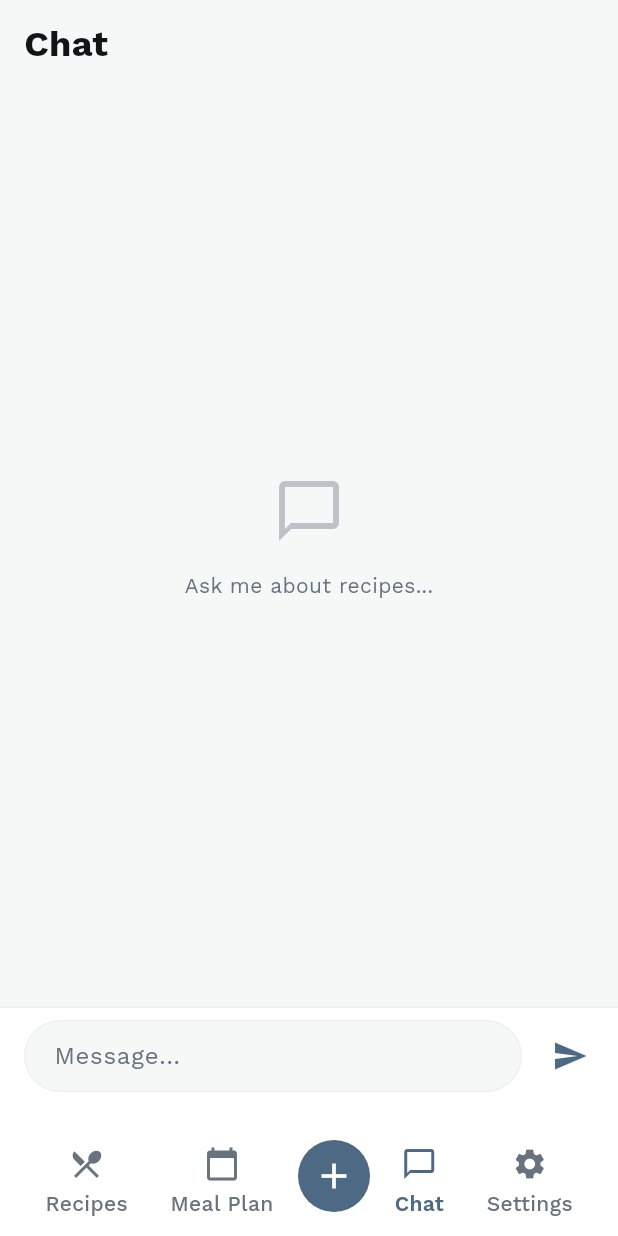
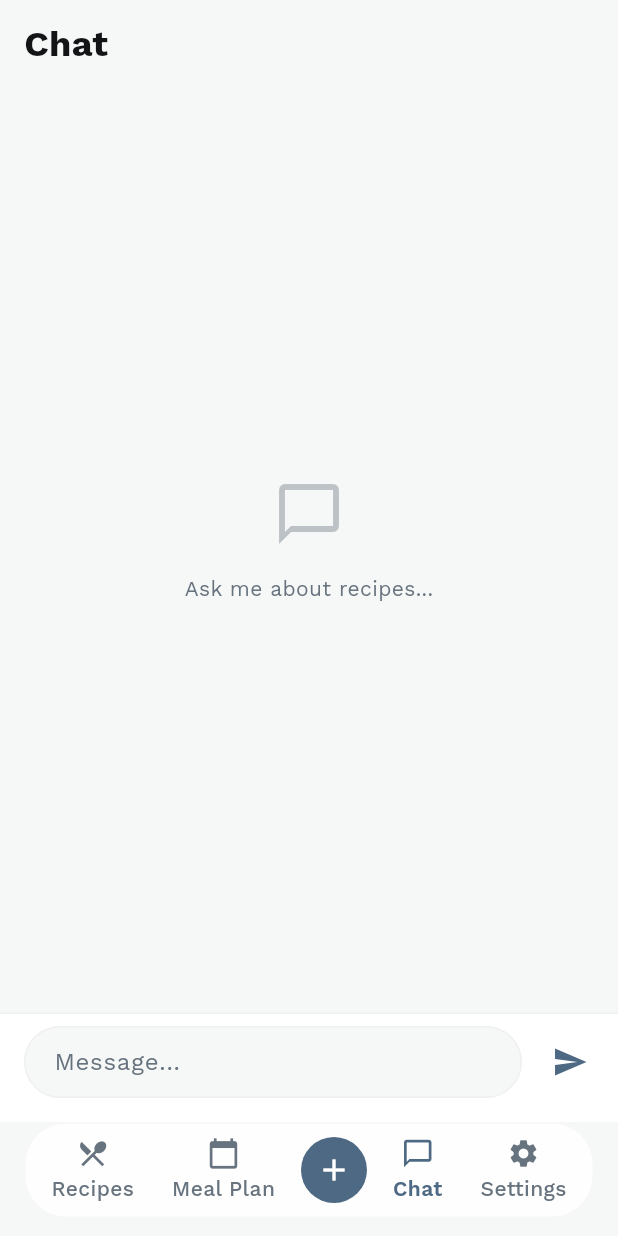
Before and after one commit to kieranajp/the-bluer-book, a Flutter app: the screen it shows after launch, after a tap on "Recipes", after a tap on "Meal Plan", after a tap on "Chat", on a phone screen of 412 x 824 dp. Run offline on Flutter 3.47's test engine with Material 3 defaults, Android fonts, the phone set to English and light mode, and no system bars; our stand-ins replace dio, flutter_riverpod, freezed_annotation, google_fonts, shared_preferences; network calls fail.

Commit message:
Style navbar as floating pill with backdrop blur
Telegram-style floating rounded navbar with:
- Rounded pill shape (borderRadius 28) with horizontal margin
- BackdropFilter blur for translucent glass effect
- Semi-transparent surface color (85% opacity)
- Respects safe area bottom padding
- extendBody so content scrolls behind the bar

https://claude.ai/code/session_01VVgPojiRcxuB2me3LWPfQT

```diff
--- a/app/lib/application/screens/app_shell.dart
+++ b/app/lib/application/screens/app_shell.dart
@@ -1,7 +1,10 @@
+import 'dart:ui';
+
 import 'package:flutter/material.dart';
 import 'package:flutter_riverpod/flutter_riverpod.dart';
 import '../styles/colours.dart';
 import '../styles/text_styles.dart';
+import '../styles/spacing.dart';
 import 'recipe_list_screen.dart';
 import 'meal_plan_screen.dart';
 import 'chat_screen.dart';
@@ -27,42 +30,80 @@ class _AppShellState extends ConsumerState<AppShell> {
   @override
   Widget build(BuildContext context) {
     return Scaffold(
+      extendBody: true,
       body: IndexedStack(
         index: _currentIndex,
         children: _tabs,
       ),
-      bottomNavigationBar: BottomAppBar(
-        color: context.colours.surface,
-        surfaceTintColor: Colors.transparent,
+      bottomNavigationBar: _FloatingNavBar(
+        currentIndex: _currentIndex,
+        onTabSelected: (i) => setState(() => _currentIndex = i),
+      ),
+    );
+  }
+}
+
+class _FloatingNavBar extends StatelessWidget {
+  final int currentIndex;
+  final ValueChanged<int> onTabSelected;
+
+  const _FloatingNavBar({
+    required this.currentIndex,
+    required this.onTabSelected,
+  });
+
+  @override
+  Widget build(BuildContext context) {
+    final bottomPadding = MediaQuery.of(context).viewPadding.bottom;
+
+    return Padding(
+      padding: EdgeInsets.fromLTRB(
+        Spacing.m, 0, Spacing.m, bottomPadding + Spacing.s,
+      ),
+      child: ClipRRect(
+        borderRadius: BorderRadius.circular(28),
+        child: BackdropFilter(
+          filter: ImageFilter.blur(sigmaX: 24, sigmaY: 24),
+          child: Container(
+            height: 64,
+            decoration: BoxDecoration(
+              color: context.colours.surface.withValues(alpha: 0.85),
+              borderRadius: BorderRadius.circular(28),
+              border: Border.all(
+                color: context.colours.border.withValues(alpha: 0.5),
+              ),
+            ),
             child: Row(
-          mainAxisAlignment: MainAxisAlignment.spaceAround,
+              mainAxisAlignment: MainAxisAlignment.spaceEvenly,
               children: [
                 _NavItem(
                   icon: Icons.restaurant_menu,
                   label: 'Recipes',
-              isSelected: _currentIndex == 0,
-              onTap: () => setState(() => _currentIndex = 0),
+                  isSelected: currentIndex == 0,
+                  onTap: () => onTabSelected(0),
                 ),
                 _NavItem(
                   icon: Icons.calendar_today,
                   label: 'Meal Plan',
-              isSelected: _currentIndex == 1,
-              onTap: () => setState(() => _currentIndex = 1),
+                  isSelected: currentIndex == 1,
+                  onTap: () => onTabSelected(1),
                 ),
                 _AddButton(colour: context.colours.primary),
                 _NavItem(
                   icon: Icons.chat_bubble_outline,
                   label: 'Chat',
-              isSelected: _currentIndex == 2,
-              onTap: () => setState(() => _currentIndex = 2),
+                  isSelected: currentIndex == 2,
+                  onTap: () => onTabSelected(2),
                 ),
                 _NavItem(
                   icon: Icons.settings,
                   label: 'Settings',
-              isSelected: _currentIndex == 3,
-              onTap: () => setState(() => _currentIndex = 3),
+                  isSelected: currentIndex == 3,
+                  onTap: () => onTabSelected(3),
                 ),
               ],
+            ),
+          ),
         ),
       ),
     );
@@ -77,15 +118,15 @@ class _AddButton extends StatelessWidget {
   @override
   Widget build(BuildContext context) {
     return Container(
-      width: 48,
-      height: 48,
+      width: 44,
+      height: 44,
       decoration: BoxDecoration(
         color: colour,
         shape: BoxShape.circle,
       ),
       child: IconButton(
         onPressed: () {},
-        icon: const Icon(Icons.add, size: 28, color: Colors.white),
+        icon: const Icon(Icons.add, size: 24, color: Colors.white),
         padding: EdgeInsets.zero,
       ),
     );
@@ -115,12 +156,12 @@ class _NavItem extends StatelessWidget {
       onTap: onTap,
       borderRadius: BorderRadius.circular(12),
       child: Padding(
-        padding: const EdgeInsets.symmetric(horizontal: 12, vertical: 8),
+        padding: const EdgeInsets.symmetric(horizontal: 8, vertical: 6),
         child: Column(
           mainAxisSize: MainAxisSize.min,
           children: [
-            Icon(icon, color: color, size: 24),
-            const SizedBox(height: 4),
+            Icon(icon, color: color, size: 22),
+            const SizedBox(height: 2),
             Text(
               label,
               style: isSelected
```
Lines whose indentation alone changed are shown as unchanged.
